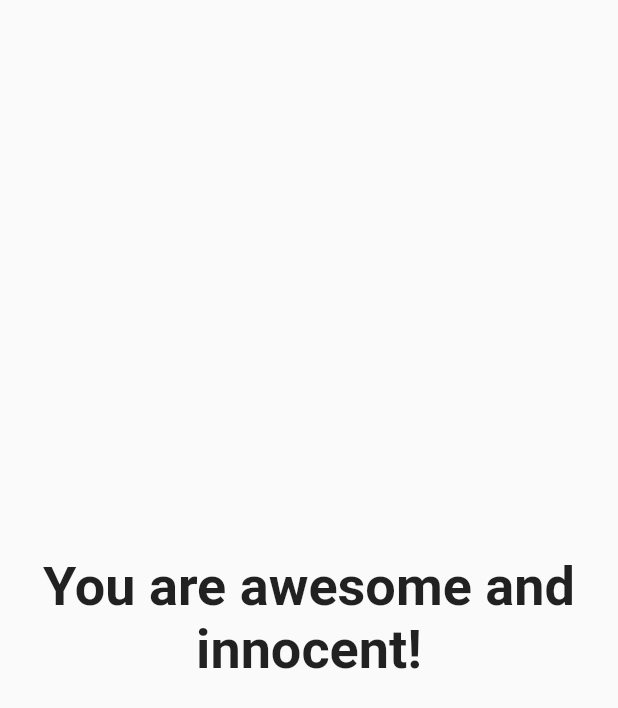
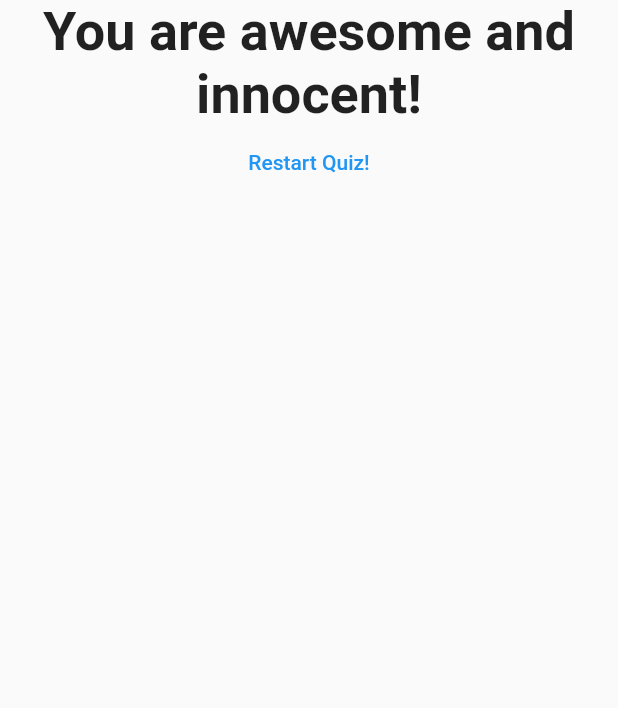
Before and after one commit to FARHADGULL/Personality-Quiz-App, a Flutter app: the Result widget shown alone on an empty page, opened directly with empty values, on a phone screen of 412 x 824 dp. Shown: the top 708 px of the screen. Run offline on Flutter 3.47's test engine with Material 2 defaults, Android fonts, the phone set to English and light mode, and no system bars.

Commit message:
added a button to restart the quiz

```diff
--- a/lib/result.dart
+++ b/lib/result.dart
@@ -20,6 +20,23 @@ class Result extends StatelessWidget {
 
   @override
   Widget build(BuildContext context) {
-    return Center(child: Text(resultPhrase, style: const TextStyle(fontSize: 36, fontWeight: FontWeight.bold), textAlign: TextAlign.center,));
+    return Center(
+      child: Column(
+        children: [
+          Text(
+            resultPhrase,
+            style: const TextStyle(fontSize: 36, fontWeight: FontWeight.bold),
+            textAlign: TextAlign.center,
+          ),
+          TextButton(
+            onPressed: () => Navigator.pop(context),
+            child: Text('Restart Quiz!'),
+            style: TextButton.styleFrom(
+              primary: Colors.blue,
+            ),
+          ),
+        ],
+      )
+    );
   }
 }
```
